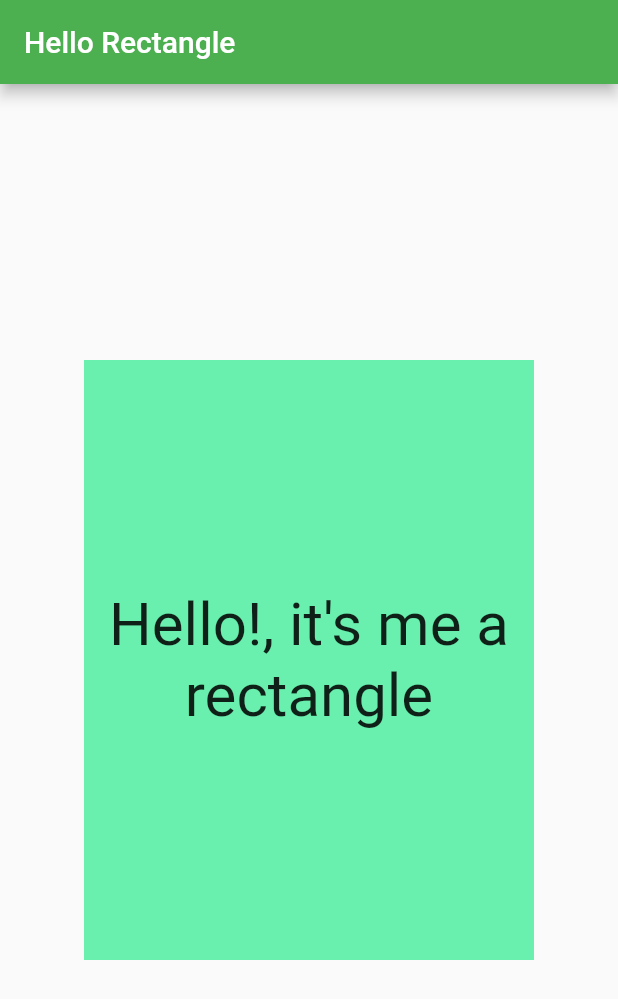
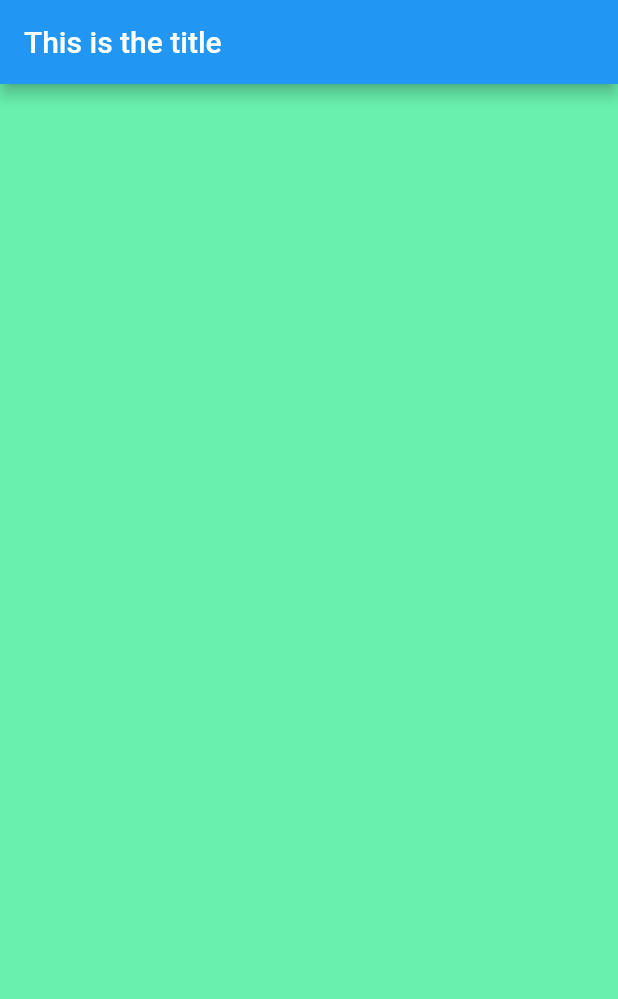
Before and after one commit to rajtheinnovator/flutter_samples, a Flutter app: the screen it shows after launch, on a phone screen of 412 x 824 dp. Shown: the top 999 px of the screen. Run offline on Flutter 3.47's test engine with Material 2 defaults, Android fonts, the phone set to English and light mode, and no system bars.

```diff
--- a/lib/main.dart
+++ b/lib/main.dart
@@ -1,4 +1,31 @@
 import 'package:flutter/material.dart';
+
+class HelloRectangle extends StatelessWidget {
+  @override
+  Widget build(BuildContext context) {
+    return Container(
+      color: Colors.greenAccent,
+    );
+  }
+}
+
+void main() {
+  runApp(
+    MaterialApp(
+      debugShowCheckedModeBanner: false,
+      home: Scaffold(
+        appBar: AppBar(
+          title: Text("This is the title"),
+        ),
+        body: HelloRectangle(),
+      ),
+    ),
+  );
+}
+
+/*Rectangle sample */
+
+/**
 
     const _padding = EdgeInsets.all(16.0);
 
@@ -38,3 +65,5 @@ class HelloRectangle extends StatelessWidget {
     );
     }
     }
+
+ */
```
Lines whose indentation alone changed are shown as unchanged.
